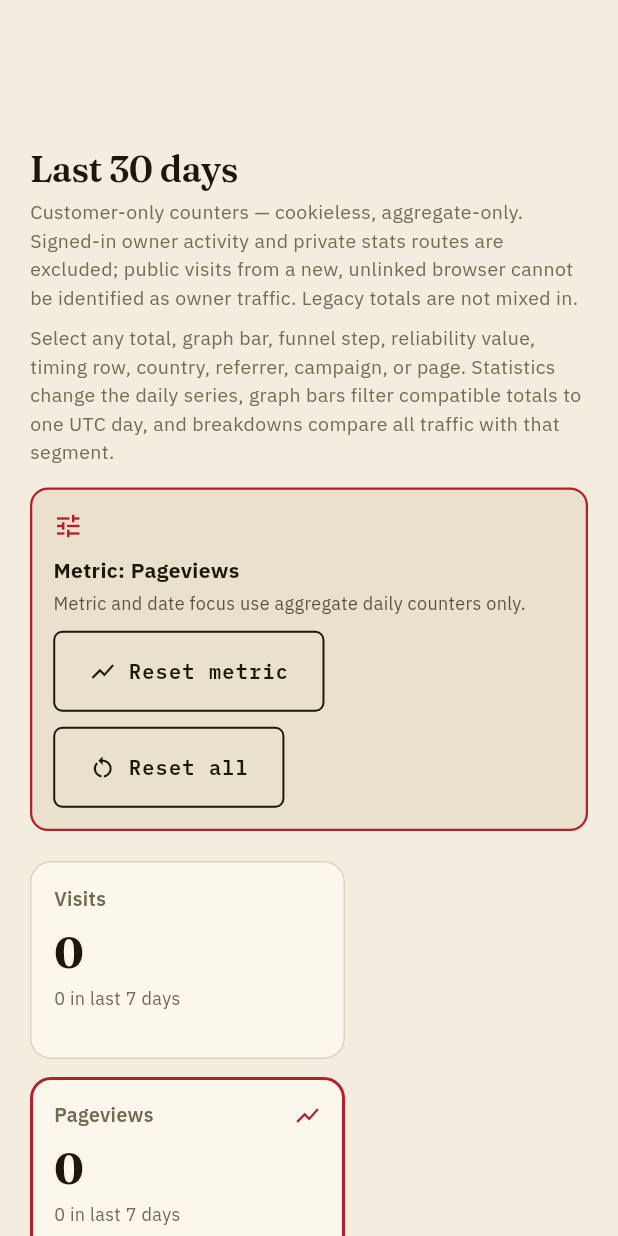
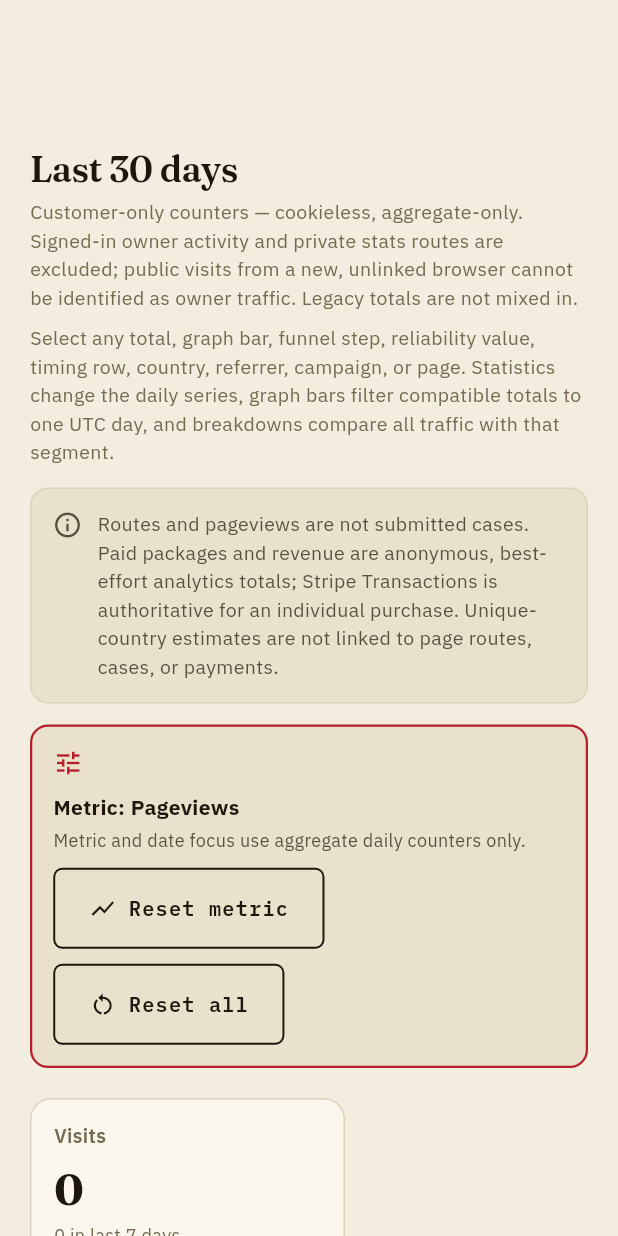
Before and after one commit to nojsar/ClaimHelper, a Flutter app: the AnalyticsDashboardContent widget shown alone on an empty page, opened directly with empty values, after a tap on "Pageviews", on a phone screen of 412 x 824 dp. Run offline on Flutter 3.47's test engine with Material 3 defaults, Android fonts, the phone set to English and light mode, and no system bars; our stand-ins replace cloud_firestore, cloud_functions, file_picker, firebase_auth, firebase_core, firebase_storage and 7 more; missing offline and left inert: dart:js_interop; accounts and stored records are empty.

Commit message:
Clarify analytics conversions and fit daily chart

```diff
--- a/lib/features/admin/analytics_summary.dart
+++ b/lib/features/admin/analytics_summary.dart
@@ -99,9 +99,9 @@ enum AnalyticsMetric {
   extractedFacts('product.extraction.completed', 'Extracted facts'),
   sawPreview('funnel.preview', 'Saw preview'),
   startedCheckout('funnel.checkout_started', 'Started checkout'),
-  paid('funnel.paid', 'Paid'),
+  paid('funnel.paid', 'Paid packages'),
   packetReady('product.packet.completed', 'Packet ready'),
-  submittedAppeal('product.case.submitted', 'Submitted appeal'),
+  submittedAppeal('product.case.submitted', 'Submitted appeals'),
   extractionStarted('product.extraction.started', 'Extraction started'),
   extractionErrors('product.extraction.errors', 'Extraction errors'),
   previewStarted('product.preview.started', 'Preview started'),
--- a/lib/features/admin/stats_screen.dart
+++ b/lib/features/admin/stats_screen.dart
@@ -333,6 +333,8 @@ class _AnalyticsDashboardContentState extends State<AnalyticsDashboardContent> {
           'and breakdowns compare all traffic with that segment.',
           style: TextStyle(color: AppColors.textMuted, fontSize: 13),
         ),
+        const SizedBox(height: 14),
+        const _AnalyticsMeaningNotice(),
         if (hasActiveView) ...[
           const SizedBox(height: 14),
           _ActiveViewBanner(
@@ -360,6 +362,8 @@ class _AnalyticsDashboardContentState extends State<AnalyticsDashboardContent> {
               AnalyticsMetric.pageviews,
               AnalyticsMetric.appOpens,
               AnalyticsMetric.revenue,
+              AnalyticsMetric.paid,
+              AnalyticsMetric.submittedAppeal,
             ])
               _StatTile(
                 metric: metric,
@@ -407,8 +411,18 @@ class _AnalyticsDashboardContentState extends State<AnalyticsDashboardContent> {
           onSelectDay: _selectDay,
         ),
         const SizedBox(height: 28),
-        _SectionTitle(
-          dateLabel == null ? 'Funnel (30 days)' : 'Funnel ($dateLabel)',
+        _SectionTitle(dateLabel == null
+            ? 'Customer journey (30 days)'
+            : 'Customer journey ($dateLabel)'),
+        const Padding(
+          padding: EdgeInsets.only(bottom: 10),
+          child: Text(
+            'Page traffic is not a case milestone. Paid packages are counted '
+            'only after Stripe confirms a completed checkout; submitted '
+            'appeals are counted only when a customer records the case as '
+            'sent.',
+            style: TextStyle(color: AppColors.textMuted, fontSize: 13),
+          ),
         ),
         _FunnelCard(
           summary: scopedOverall,
@@ -458,7 +472,8 @@ class _AnalyticsDashboardContentState extends State<AnalyticsDashboardContent> {
             'Repeat visits from the same network are deduplicated across the '
             '30-day range. This is an aggregate estimate, not an exact count '
             'of people: shared networks and VPNs can merge or split visitors. '
-            'Country estimates stay 30-day overall-only${dateLabel == null ? '' : ' and are not narrowed to $dateLabel'}.',
+            'Country estimates stay 30-day overall-only${dateLabel == null ? '' : ' and are not narrowed to $dateLabel'}. '
+            'They are not linked to a page, case, submission, or payment.',
             style: const TextStyle(
               color: AppColors.textMuted,
               fontSize: 13,
@@ -498,12 +513,24 @@ class _AnalyticsDashboardContentState extends State<AnalyticsDashboardContent> {
           emptyLabel: 'No tagged campaign visits yet.',
         ),
         const SizedBox(height: 28),
-        _SectionTitle(dateLabel == null ? 'Top pages' : 'Pages · $dateLabel'),
+        _SectionTitle(dateLabel == null
+            ? 'Top page routes (pageviews)'
+            : 'Page routes (pageviews) · $dateLabel'),
+        const Padding(
+          padding: EdgeInsets.only(bottom: 10),
+          child: Text(
+            'These rows count pageviews, not unique visitors or customer '
+            'cases. The /appeals route is the public appeals guide index; it '
+            'does not mean an appeal was created or submitted.',
+            style: TextStyle(color: AppColors.textMuted, fontSize: 13),
+          ),
+        ),
         AnalyticsBreakdownList(
           dimension: AnalyticsDimension.path,
           entries: scopedOverall.topPaths,
           filteredEntries: scopedFiltered?.topPaths,
           selectedFilter: filter,
+          labelForKey: _pageRouteLabel,
           onSelect: widget.onFilterSelect,
           emptyLabel: 'No pageviews yet.',
         ),
@@ -586,6 +613,12 @@ String _displayDay(String key) {
 String _flag(String cc) => cc.length == 2
     ? String.fromCharCodes(cc.codeUnits.map((c) => 0x1F1E6 + (c - 0x41)))
     : '';
+
+String _pageRouteLabel(String route) => switch (route) {
+      '/appeals' => 'Appeals guide index (/appeals)',
+      '/appeals/:article' => 'Appeal guide article (/appeals/:article)',
+      _ => route,
+    };
 
 class _ActiveViewBanner extends StatelessWidget {
   const _ActiveViewBanner({
@@ -722,6 +755,53 @@ class _SectionTitle extends StatelessWidget {
           child: Text(text, style: Theme.of(context).textTheme.titleMedium),
         ),
       );
+}
+
+class _AnalyticsMeaningNotice extends StatelessWidget {
+  const _AnalyticsMeaningNotice();
+
+  @override
+  Widget build(BuildContext context) {
+    const message =
+        'Routes and pageviews are not submitted cases. Paid packages and '
+        'revenue are anonymous, best-effort analytics totals; Stripe '
+        'Transactions is authoritative for an individual purchase. '
+        'Unique-country estimates are not linked to page routes, cases, or '
+        'payments.';
+    return Semantics(
+      container: true,
+      label: message,
+      excludeSemantics: true,
+      child: Container(
+        padding: const EdgeInsets.all(14),
+        decoration: BoxDecoration(
+          color: AppColors.surfaceAlt,
+          borderRadius: BorderRadius.circular(12),
+          border: Border.all(color: AppColors.border),
+        ),
+        child: const Row(
+          crossAxisAlignment: CrossAxisAlignment.start,
+          children: [
+            Icon(
+              Icons.info_outline,
+              size: 20,
+              color: AppColors.textSecondary,
+            ),
+            SizedBox(width: 10),
+            Expanded(
+              child: Text(
+                message,
+                style: TextStyle(
+                  color: AppColors.textSecondary,
+                  fontSize: 13,
+                ),
+              ),
+            ),
+          ],
+        ),
+      ),
+    );
+  }
 }
 
 class _StatTile extends StatelessWidget {
@@ -930,6 +1010,7 @@ class _DailyBarsState extends State<_DailyBars> {
         if (day.wasRecorded) day.key: day,
     };
     return Container(
+      key: const ValueKey('analytics-daily-chart'),
       padding: const EdgeInsets.fromLTRB(12, 12, 12, 8),
       decoration: BoxDecoration(
         color: AppColors.surface,
@@ -955,18 +1036,21 @@ class _DailyBarsState extends State<_DailyBars> {
             height: 156,
             child: LayoutBuilder(
               builder: (context, constraints) {
-                final minimumWidth = widget.days.length * 48.0;
-                final chartWidth = constraints.maxWidth > minimumWidth
-                    ? constraints.maxWidth
-                    : minimumWidth;
+                // WCAG 2.2's 24 CSS-pixel target minimum lets all 30 days fit
+                // in the desktop dashboard. Narrow screens keep a visible,
+                // horizontal scroll affordance rather than shrinking targets.
+                final minimumWidth = widget.days.length * 24.0;
+                final needsHorizontalScroll =
+                    constraints.maxWidth < minimumWidth;
+                final chartWidth =
+                    needsHorizontalScroll ? minimumWidth : constraints.maxWidth;
                 final itemWidth = widget.days.isEmpty
-                    ? 48.0
+                    ? 24.0
                     : chartWidth / widget.days.length;
-                return Scrollbar(
-                  controller: _scrollController,
-                  thumbVisibility: true,
-                  trackVisibility: true,
-                  interactive: true,
+                final scrollView = ScrollConfiguration(
+                  behavior: ScrollConfiguration.of(context).copyWith(
+                    scrollbars: false,
+                  ),
                   child: SingleChildScrollView(
                     controller: _scrollController,
                     scrollDirection: Axis.horizontal,
@@ -992,6 +1076,14 @@ class _DailyBarsState extends State<_DailyBars> {
                       ),
                     ),
                   ),
+                );
+                if (!needsHorizontalScroll) return scrollView;
+                return Scrollbar(
+                  controller: _scrollController,
+                  thumbVisibility: true,
+                  trackVisibility: true,
+                  interactive: true,
+                  child: scrollView,
                 );
               },
             ),
@@ -1191,7 +1283,7 @@ class _FunnelCard extends StatelessWidget {
       ('Extracted facts', AnalyticsMetric.extractedFacts),
       ('Saw preview', AnalyticsMetric.sawPreview),
       ('Started checkout', AnalyticsMetric.startedCheckout),
-      ('Paid', AnalyticsMetric.paid),
+      ('Paid package', AnalyticsMetric.paid),
       ('Packet ready', AnalyticsMetric.packetReady),
       ('Submitted appeal', AnalyticsMetric.submittedAppeal),
     ];
@@ -1831,6 +1923,8 @@ class AnalyticsBreakdownList extends StatelessWidget {
       if (!keys.contains(key)) keys.add(key);
     }
     final selected = selectedFilter;
+    final comparisonUnit =
+        dimension.primaryMetric == 'pageviews' ? 'pageviews' : 'visits';
     if (selected?.dimension == dimension && !keys.contains(selected!.key)) {
       keys.add(selected.key);
     }
@@ -1856,7 +1950,8 @@ class AnalyticsBreakdownList extends StatelessWidget {
                     child: Align(
                       alignment: Alignment.centerRight,
                       child: Text(
-                        'All | ${selected.label}',
+                        'All $comparisonUnit | ${selected.label} '
+                        '$comparisonUnit',
                         style: const TextStyle(
                           color: AppColors.primary,
                           fontSize: 11,
@@ -1929,8 +2024,11 @@ class _TopListRow extends StatelessWidget {
 
   @override
   Widget build(BuildContext context) {
-    final valueLabel =
-        filterActive ? '$overall | ${filtered ?? '—'}' : '$overall';
+    final valueLabel = selected && filterActive
+        ? '$overall · Selected'
+        : filterActive
+            ? '$overall | ${filtered ?? '—'}'
+            : '$overall';
     final icon = Icon(
       selected ? Icons.filter_alt : Icons.filter_alt_outlined,
       size: 18,
@@ -1954,9 +2052,12 @@ class _TopListRow extends StatelessWidget {
       button: true,
       selected: selected,
       onTap: onTap,
-      label: filterActive
-          ? '$label, $overall overall, ${filtered ?? 'not available'} filtered'
-          : '$label, $overall. Activate to filter every statistic.',
+      label: selected && filterActive
+          ? '$label, $overall overall, selected filter. Activate to clear this '
+              'filter.'
+          : filterActive
+              ? '$label, $overall overall, ${filtered ?? 'not available'} filtered'
+              : '$label, $overall. Activate to filter every statistic.',
       excludeSemantics: true,
       child: Material(
         color: selected ? AppColors.surfaceAlt : Colors.transparent,
```
Also changed, not shown: 2 other files.
